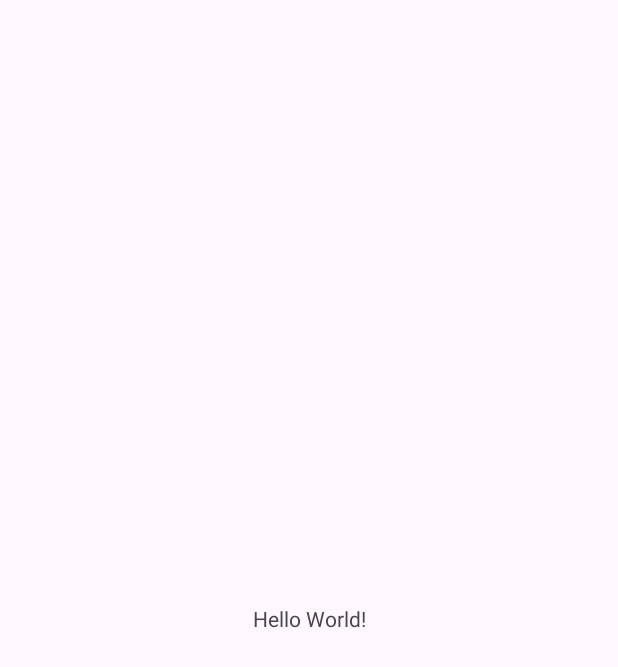
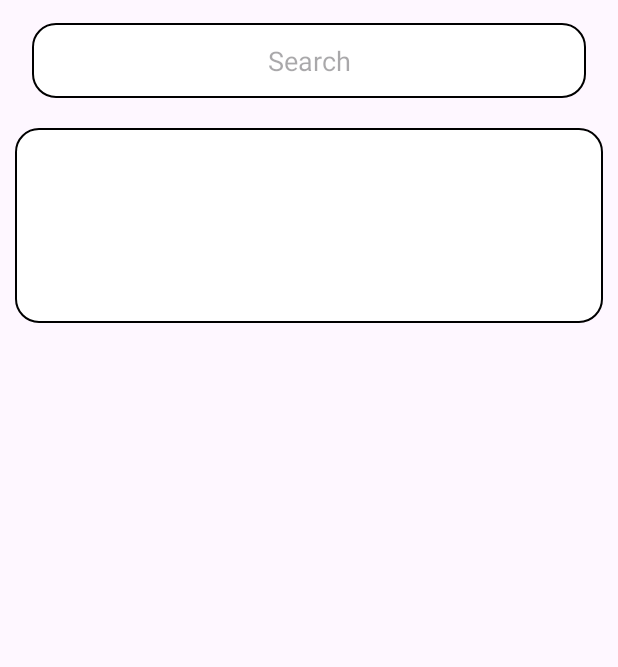
Before and after one commit to Sahif02/CWSE2, an Android app: the screen it shows after launch (MainActivity), on a phone screen of 412 x 824 dp. Before the commit the part shown is almost empty. Shown: the top 667 px of the screen. Run offline under Robolectric (Android 15) with nearby library versions, the phone set to English and light mode, and no system bars.

Commit message:
added interface

```diff
--- /dev/null
+++ b/app/src/main/java/com/example/reservation/test.java
@@ -0,0 +1,2 @@
+User and Profile (One-to-Many):
+Assumption: Each user can have multiple profiles, allowing flexibility for users who may want distinct profiles for different purposes.
--- /dev/null
+++ b/app/src/main/res/drawable/white_background.xml
@@ -0,0 +1,10 @@
+<?xml version="1.0" encoding="utf-8"?>
+<selector xmlns:android="http://schemas.android.com/apk/res/android">
+<item>
+    <shape android:shape="rectangle">
+        <solid android:color="@color/white"/>
+        <corners android:radius="15dp"/>
+        <stroke android:color="@color/black" android:width="1dp"/>
+    </shape>
+</item>
+</selector>
--- a/app/src/main/res/layout/activity_main.xml
+++ b/app/src/main/res/layout/activity_main.xml
@@ -6,13 +6,68 @@
     android:layout_height="match_parent"
     tools:context=".MainActivity">
 
-    <TextView
-        android:layout_width="wrap_content"
-        android:layout_height="wrap_content"
-        android:text="Hello World!"
+    <LinearLayout
+        android:id="@+id/linearLayout"
+        android:layout_width="409dp"
+        android:layout_height="70dp"
+        android:layout_marginTop="5dp"
+        android:orientation="vertical"
+        app:layout_constraintEnd_toEndOf="parent"
+        app:layout_constraintStart_toStartOf="parent"
+        app:layout_constraintTop_toTopOf="parent">
+
+        <androidx.constraintlayout.widget.ConstraintLayout
+            android:layout_width="match_parent"
+            android:layout_height="match_parent">
+
+            <EditText
+                android:id="@+id/editTextText"
+                android:layout_width="match_parent"
+                android:layout_height="50dp"
+                android:layout_marginHorizontal="20dp"
+                android:background="@drawable/white_background"
+                android:ems="10"
+                android:hint="Search"
+                android:inputType="text"
+                android:textAlignment="center"
+                app:layout_constraintBottom_toBottomOf="parent"
+                app:layout_constraintEnd_toEndOf="parent"
+                app:layout_constraintStart_toStartOf="parent"
+                app:layout_constraintTop_toTopOf="parent" />
+        </androidx.constraintlayout.widget.ConstraintLayout>
+
+    </LinearLayout>
+
+    <androidx.constraintlayout.widget.ConstraintLayout
+        android:layout_width="match_parent"
+        android:layout_height="0dp"
         app:layout_constraintBottom_toBottomOf="parent"
         app:layout_constraintEnd_toEndOf="parent"
         app:layout_constraintStart_toStartOf="parent"
-        app:layout_constraintTop_toTopOf="parent" />
+        app:layout_constraintTop_toBottomOf="@+id/linearLayout">
+
+        <ScrollView
+            android:layout_width="match_parent"
+            android:layout_height="match_parent"
+            app:layout_constraintBottom_toBottomOf="parent"
+            app:layout_constraintEnd_toEndOf="parent"
+            app:layout_constraintStart_toStartOf="parent"
+            app:layout_constraintTop_toTopOf="parent">
+
+            <LinearLayout
+                android:layout_width="match_parent"
+                android:layout_height="match_parent"
+                android:layout_margin="10dp"
+                android:orientation="vertical">
+
+                <androidx.constraintlayout.widget.ConstraintLayout
+                    android:layout_width="match_parent"
+                    android:layout_height="130dp"
+                    android:background="@drawable/white_background">
+
+                </androidx.constraintlayout.widget.ConstraintLayout>
+            </LinearLayout>
+        </ScrollView>
+    </androidx.constraintlayout.widget.ConstraintLayout>
 
 </androidx.constraintlayout.widget.ConstraintLayout>
--- a/app/src/main/res/values/colors.xml
+++ b/app/src/main/res/values/colors.xml
@@ -2,4 +2,6 @@
 <resources>
     <color name="black">#FF000000</color>
     <color name="white">#FFFFFFFF</color>
+    <color name="light_green">#EAFEFC</color>
+    <color name="green">#64CCC5</color>
 </resources>
```
Also changed, not shown: app/src/main/res/drawable/green_background.xml (added, +9 -0 lines), app/src/main/res/layout/home.xml (added, +93 -0 lines), app/src/main/res/layout/login.xml (added, +128 -0 lines), app/src/main/res/layout/register.xml (added, +141 -0 lines), app/src/main/res/drawable/logo.png (added).
